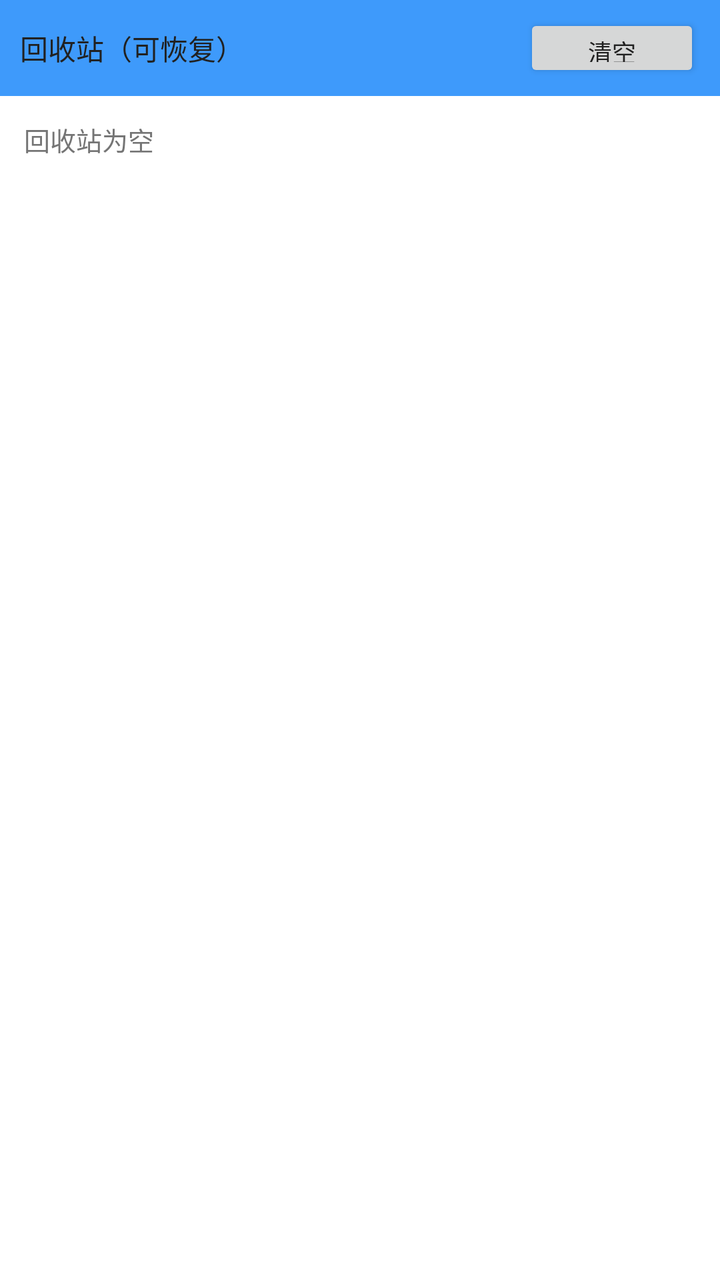
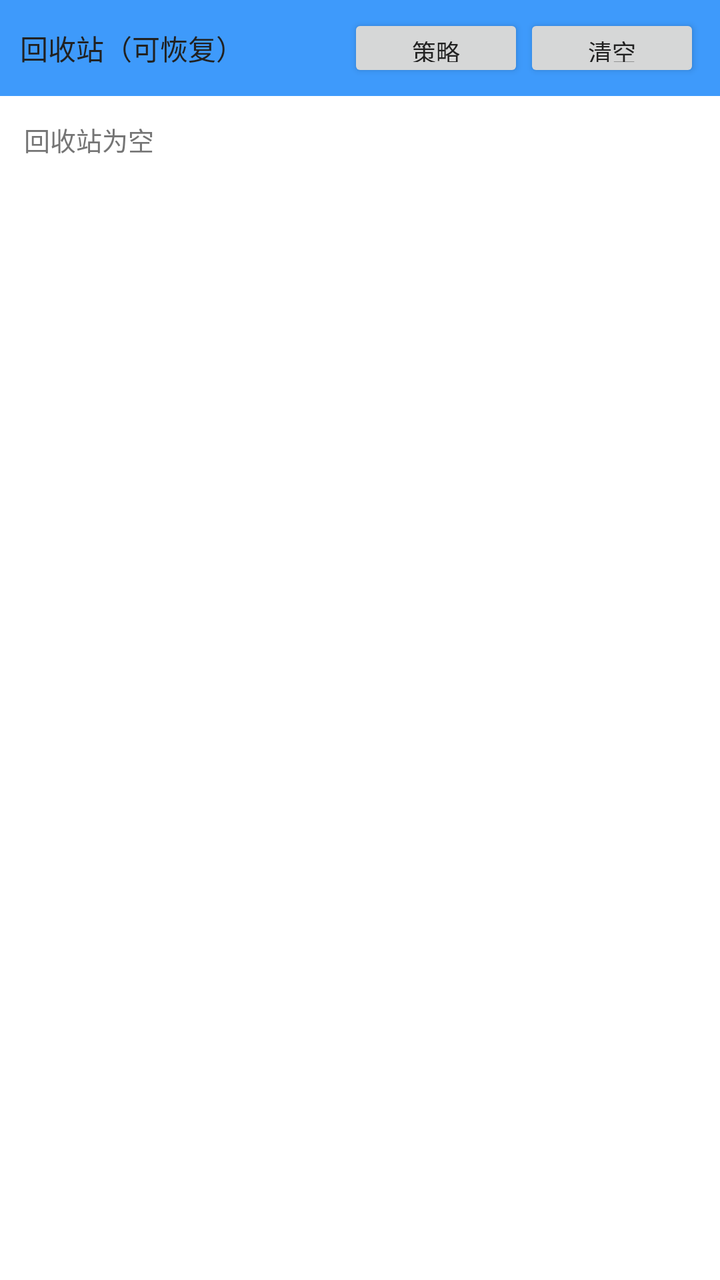

Screens rendered from an Android XML layout before and after an edit, with the pre-edit source and the edit as a unified diff.
<!-- AndroidManifest.xml: application theme Theme_Hex_0 -->
<!-- res/layout/activity_trash.xml -->
<?xml version="1.0" encoding="utf-8"?>
<LinearLayout xmlns:android="http://schemas.android.com/apk/res/android"
    android:layout_width="match_parent"
    android:layout_height="match_parent"
    android:orientation="vertical"
    android:background="?attr/hfBg">

    <LinearLayout
        android:layout_width="match_parent"
        android:layout_height="48dp"
        android:orientation="horizontal"
        android:background="?attr/hfTopBar"
        android:gravity="center_vertical"
        android:paddingLeft="10dp"
        android:paddingRight="10dp">

        <TextView
            android:layout_width="0dp"
            android:layout_weight="1"
            android:layout_height="wrap_content"
            android:text="回收站（可恢复）"
            android:textSize="14sp"
            android:textColor="?attr/hfTopBarText"/>

        <Button
            android:id="@+id/btn_clear"
            android:layout_width="wrap_content"
            android:layout_height="34dp"
            android:text="清空"
            android:textSize="12sp"/>
    </LinearLayout>

    <TextView
        android:id="@+id/tv_empty"
        android:layout_width="match_parent"
        android:layout_height="wrap_content"
        android:padding="12dp"
        android:textSize="13sp"
        android:textColor="?attr/hfTextSub"
        android:text="回收站为空"/>

    <ListView
        android:id="@+id/list_trash"
        android:layout_width="match_parent"
        android:layout_height="0dp"
        android:layout_weight="1"
        android:divider="?attr/hfDivider"
        android:dividerHeight="1dp"/>
</LinearLayout>
<!-- resources referenced by this layout -->
<resources>
  <style name="Theme_Hex_0" parent="Theme_Hex_Light">
          <item name="hfTopBar">#3E9AFB</item>
          <item name="hfTopBarText">#212121</item>
          <item name="hfTopBarTextSub">#31679F</item>
          <item name="hfAccent">#3E9AFB</item>
          <item name="hfOnAccent">#212121</item>
          <item name="hfSelected">#E3F0FE</item>
          <item name="hfStatusBar">#2B6BAF</item>
          <item name="hfNavBar">#235991</item>
          <item name="android:statusBarColor">#2B6BAF</item>
          <item name="android:navigationBarColor">#235991</item>
          <item name="android:colorAccent">#3E9AFB</item>
          <item name="android:alertDialogTheme">@style/HfDialog_0</item>
      </style>
  <style name="Theme_Hex_Light" parent="@android:style/Theme.Material.Light.NoActionBar">
          <item name="android:windowBackground">#FFFFFF</item>
          <item name="android:colorPrimary">#212121</item>
          <item name="android:colorPrimaryDark">#212121</item>
          <item name="android:textColorPrimary">#212121</item>
          <item name="android:textColorSecondary">#757575</item>
          <item name="hfBg">#FFFFFF</item>
          <item name="hfSurface">#FFFFFF</item>
          <item name="hfSurfaceAlt">#F5F5F5</item>
          <item name="hfText">#212121</item>
          <item name="hfTextSub">#757575</item>
          <item name="hfDivider">#E0E0E0</item>
          <item name="hfTopBar">#212121</item>
          <item name="hfTopBarText">#FFFFFF</item>
          <item name="hfTopBarTextSub">#9E9E9E</item>
          <item name="hfAccent">#1E88E5</item>
          <item name="hfOnAccent">#FFFFFF</item>
          <item name="hfSelected">#BBDEFB</item>
          <item name="hfStatusBar">#212121</item>
          <item name="hfNavBar">#212121</item>
          <item name="android:statusBarColor">#212121</item>
          <item name="android:navigationBarColor">#212121</item>
          <item name="android:colorAccent">#1E88E5</item>
          <item name="android:alertDialogTheme">@style/HfDialog_Light</item>
      </style>
  <style name="HfDialog_0" parent="HfDialog_Light">
          <item name="android:colorAccent">#3E9AFB</item>
          <item name="android:colorControlActivated">#3E9AFB</item>
          <item name="android:colorControlHighlight">#333E9AFB</item>
      </style>
  <style name="HfDialog_Light" parent="@android:style/Theme.Material.Light.Dialog.Alert">
          <item name="android:windowBackground">@drawable/hf_dialog_bg_light</item>
          <item name="android:colorBackgroundFloating">#FFFFFF</item>
          <item name="android:textColorPrimary">#212121</item>
          <item name="android:textColorSecondary">#757575</item>
          <item name="android:colorAccent">#1E88E5</item>
          <item name="android:colorControlActivated">#1E88E5</item>
          <item name="android:colorControlHighlight">#331E88E5</item>
      </style>
  <!-- drawable hf_dialog_bg_light (drawable) -->
  <?xml version="1.0" encoding="utf-8"?>
  <inset xmlns:android="http://schemas.android.com/apk/res/android"
      android:inset="16dp">
      <shape android:shape="rectangle">
          <corners android:radius="18dp" />
          <solid android:color="#FFFFFF" />
          <stroke android:width="1dp" android:color="#14000000" />
      </shape>
  </inset>
</resources>

<!-- the commit's change to res/layout/activity_trash.xml (unified diff, before → after) -->
@@ -15,12 +15,20 @@
         android:paddingRight="10dp">
 
         <TextView
+            android:id="@+id/tv_title"
             android:layout_width="0dp"
             android:layout_weight="1"
             android:layout_height="wrap_content"
             android:text="回收站（可恢复）"
             android:textSize="14sp"
             android:textColor="?attr/hfTopBarText"/>
+
+        <Button
+            android:id="@+id/btn_policy"
+            android:layout_width="wrap_content"
+            android:layout_height="34dp"
+            android:text="策略"
+            android:textSize="12sp"/>
 
         <Button
             android:id="@+id/btn_clear"
